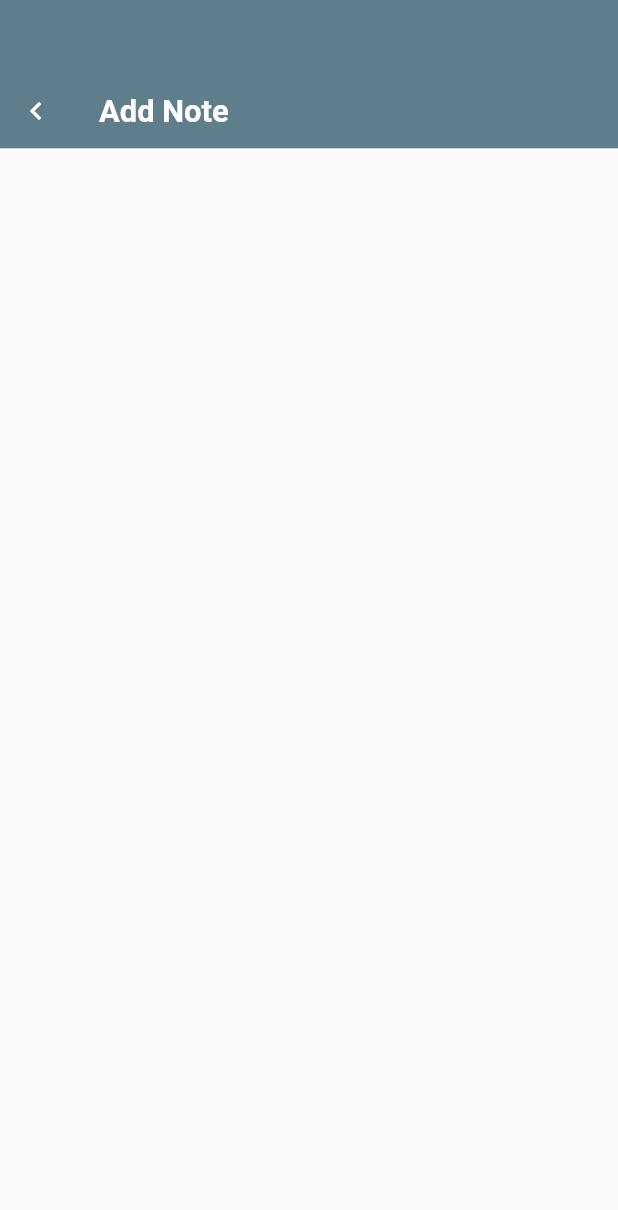
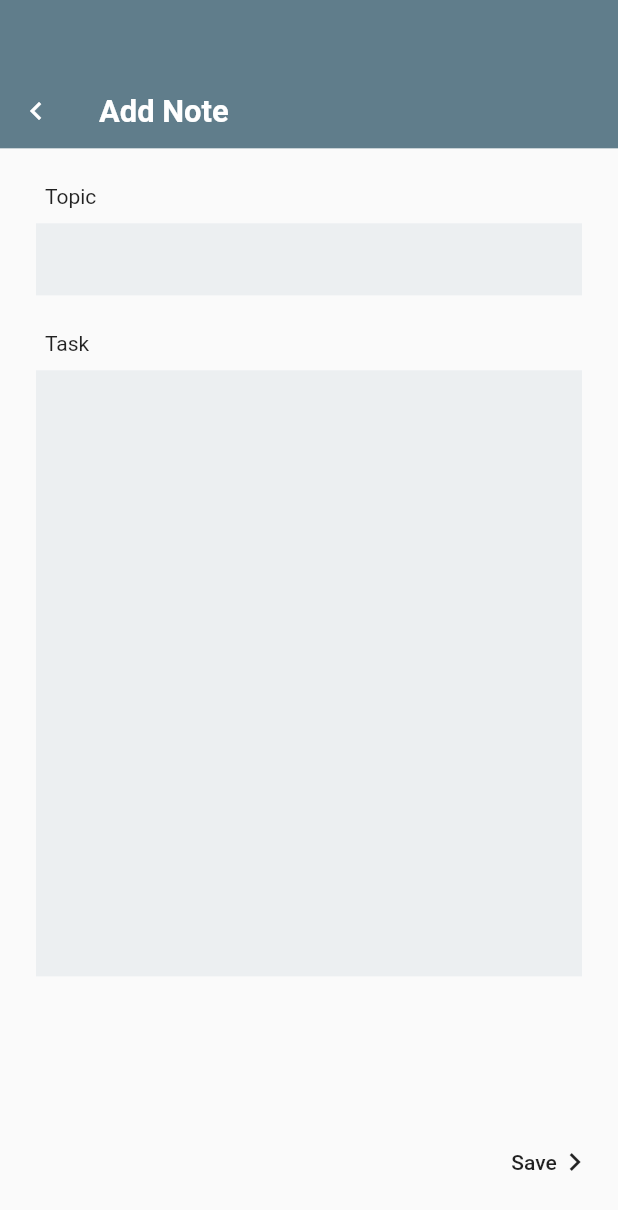
Before and after one commit to PattaraponLertratananont/todonote, a Flutter app: the screen it shows after launch, after a tap on the "add" icon, on a phone screen of 412 x 824 dp. Shown: the top 1210 px of the screen. Run offline on Flutter 3.47's test engine with Material 2 defaults, Android fonts, the phone set to English and light mode, and no system bars.

Commit message:
design add page and list_todo page :soccer:

```diff
--- a/lib/add.dart
+++ b/lib/add.dart
@@ -10,11 +10,11 @@ class AddTodo extends StatefulWidget {
 class _AddTodoState extends State<AddTodo> {
   @override
   Widget build(BuildContext context) {
-    return Scaffold(
-      // appBar: AppBar(
-      //   title: Text('Add Note'),
-      // ),
-      body: Column(
+    return GestureDetector(
+      onTap: () => FocusScope.of(context).unfocus(),
+      child: Scaffold(
+        body: SingleChildScrollView(
+          child: Column(
             children: [
               Container(
                 color: Theme.of(context).primaryColor,
@@ -42,7 +42,80 @@ class _AddTodoState extends State<AddTodo> {
                   ],
                 ),
               ),
+              Column(
+                crossAxisAlignment: CrossAxisAlignment.start,
+                children: [
+                  Container(
+                    padding: EdgeInsets.only(
+                      top: 24,
+                      left: 30,
+                    ),
+                    child: Text('Topic'),
+                  ),
+                  Container(
+                    alignment: Alignment.centerLeft,
+                    padding: EdgeInsets.only(
+                      top: 10,
+                      left: 24,
+                      right: 24,
+                    ),
+                    child: TextFormField(
+                      decoration: InputDecoration(
+                        border: InputBorder.none,
+                        filled: true,
+                        fillColor: Colors.blueGrey[50],
+                      ),
+                    ),
+                  ),
                 ],
+              ),
+              Column(
+                crossAxisAlignment: CrossAxisAlignment.start,
+                children: [
+                  Container(
+                    padding: EdgeInsets.only(
+                      top: 24,
+                      left: 30,
+                    ),
+                    child: Text('Task'),
+                  ),
+                  Container(
+                    padding: EdgeInsets.only(
+                      top: 10,
+                      left: 24,
+                      right: 24,
+                    ),
+                    child: TextFormField(
+                      maxLines: 20,
+                      decoration: InputDecoration(
+                        border: InputBorder.none,
+                        filled: true,
+                        fillColor: Colors.blueGrey[50],
+                      ),
+                    ),
+                  ),
+                ],
+              ),
+              SizedBox(
+                height: 100,
+              ),
+              Container(
+                alignment: Alignment.centerRight,
+                child: FlatButton(
+                  splashColor: Colors.transparent,
+                  hoverColor: Colors.transparent,
+                  highlightColor: Colors.transparent,
+                  onPressed: () {},
+                  child: Row(
+                    mainAxisSize: MainAxisSize.min,
+                    mainAxisAlignment: MainAxisAlignment.end,
+                    children: [Text('Save'), Icon(Icons.chevron_right)],
+                  ),
+                ),
+              ),
+            ],
+          ),
+        ),
       ),
     );
   }
--- a/lib/main.dart
+++ b/lib/main.dart
@@ -20,6 +20,9 @@ class MyApp extends StatelessWidget {
       routes: {
         '/': (context) => HomePage(),
         '/add': (context) => AddTodo(),
+      },
+      builder: (context, child) {
+        return ScrollConfiguration(behavior: MyBehavior(), child: child);
       },
     );
   }
@@ -62,11 +65,11 @@ class _HomePageState extends State<HomePage> {
                 ),
                 Expanded(
                   child: ListView.builder(
-                    itemCount: 6,
+                    itemCount: 12,
                     itemBuilder: (context, index) {
                       return ListTodo(
                         isDone: false,
-                        toppic: 'GGG',
+                        topic: 'GGG',
                       );
                     },
                   ),
@@ -96,3 +99,10 @@ class _HomePageState extends State<HomePage> {
     );
   }
 }
+
+class MyBehavior extends ScrollBehavior {
+  @override
+  Widget buildViewportChrome(BuildContext context, Widget child, AxisDirection axisDirection) {
+    return child;
+  }
+}
--- a/lib/widgets/list_todo.dart
+++ b/lib/widgets/list_todo.dart
@@ -2,8 +2,8 @@ import 'package:flutter/material.dart';
 
 class ListTodo extends StatefulWidget {
   final bool isDone;
-  final String toppic;
-  const ListTodo({Key key, this.isDone, this.toppic}) : super(key: key);
+  final String topic;
+  const ListTodo({Key key, this.isDone, this.topic}) : super(key: key);
 
   @override
   _ListTodoState createState() => _ListTodoState();
@@ -22,6 +22,7 @@ class _ListTodoState extends State<ListTodo> {
     return Card(
       child: ListTile(
         leading: Checkbox(
+          activeColor: Theme.of(context).primaryColor,
           value: isDone,
           onChanged: (value) {
             setState(() {
@@ -29,7 +30,7 @@ class _ListTodoState extends State<ListTodo> {
             });
           },
         ),
-        title: Text(widget.toppic),
+        title: Text(widget.topic),
         trailing: IconButton(
           splashRadius: 20.0,
           highlightColor: Colors.transparent,
```
Lines whose indentation alone changed are shown as unchanged.
